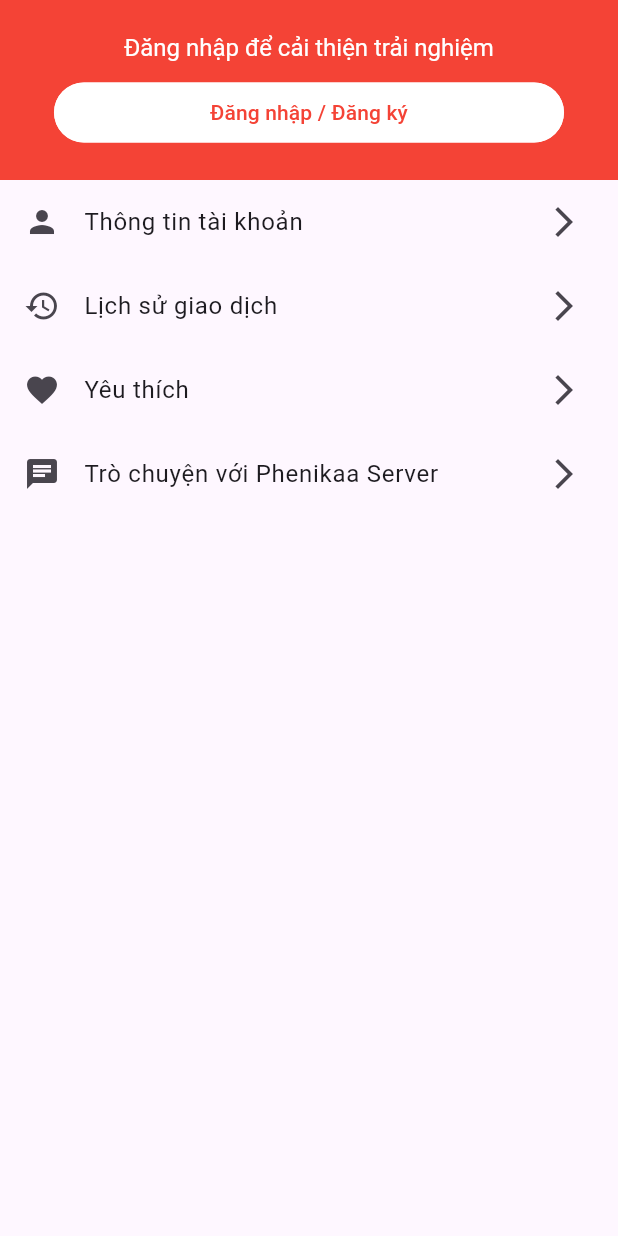
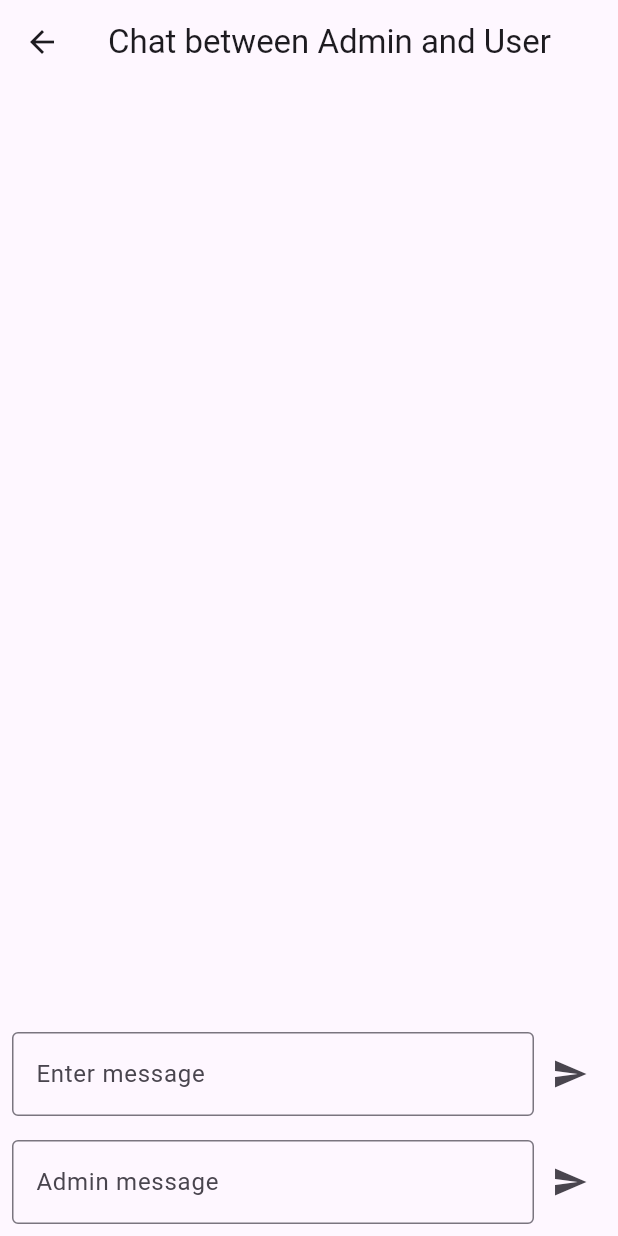
Before and after one commit to MaiAnh-sin/Goup12-lap-trinh-thiet-bi-di-dong, a Flutter app: the UserPage screen opened directly, after a tap on "Trò chuyện với Phenikaa Server", on a phone screen of 412 x 824 dp. Run offline on Flutter 3.47's test engine with Material 3 defaults, Android fonts, the phone set to English and light mode, and no system bars; our stand-ins replace dash_chat_2, flutter_gemini, geolocator, google_maps_flutter, permission_handler.

Commit message:
Mai Anh commit box chat

```diff
--- /dev/null
+++ b/lib/boxchat.dart
@@ -0,0 +1,106 @@
+import 'package:flutter/material.dart';
+
+class Boxchat extends StatefulWidget {
+  @override
+  _BoxchatState createState() => _BoxchatState();
+}
+
+class _BoxchatState extends State<Boxchat> {
+  final List<Map<String, String>> messages = [];
+  final TextEditingController _controller = TextEditingController();
+
+  void _sendMessage(String text, bool isAdmin) {
+    setState(() {
+      messages.add({
+        'message': text,
+        'sender': isAdmin ? 'Admin' : 'User',
+      });
+    });
+    _controller.clear();
+  }
+
+  @override
+  Widget build(BuildContext context) {
+    return Scaffold(
+      appBar: AppBar(
+        title: Text('Chat between Admin and User'),
+      ),
+      body: Column(
+        children: <Widget>[
+          Expanded(
+            child: ListView.builder(
+              itemCount: messages.length,
+              itemBuilder: (ctx, index) {
+                final message = messages[index];
+                final isAdmin = message['sender'] == 'Admin';
+                return Align(
+                  alignment: isAdmin ? Alignment.centerRight : Alignment.centerLeft,
+                  child: Container(
+                    margin: EdgeInsets.symmetric(vertical: 5, horizontal: 10),
+                    padding: EdgeInsets.all(10),
+                    decoration: BoxDecoration(
+                      color: isAdmin ? Colors.blue[100] : Colors.green[100],
+                      borderRadius: BorderRadius.circular(10),
+                    ),
+                    child: Text(
+                      '${message['sender']}: ${message['message']}',
+                      style: TextStyle(fontSize: 16),
+                    ),
+                  ),
+                );
+              },
+            ),
+          ),
+          Padding(
+            padding: const EdgeInsets.all(8.0),
+            child: Row(
+              children: <Widget>[
+                Expanded(
+                  child: TextField(
+                    controller: _controller,
+                    decoration: InputDecoration(
+                      labelText: 'Enter message',
+                      border: OutlineInputBorder(),
+                    ),
+                  ),
+                ),
+                IconButton(
+                  icon: Icon(Icons.send),
+                  onPressed: () {
+                    if (_controller.text.trim().isNotEmpty) {
+                      _sendMessage(_controller.text, false); // Gửi tin nhắn từ User
+                    }
+                  },
+                ),
+              ],
+            ),
+          ),
+          Padding(
+            padding: const EdgeInsets.all(8.0),
+            child: Row(
+              children: <Widget>[
+                Expanded(
+                  child: TextField(
+                    controller: _controller,
+                    decoration: InputDecoration(
+                      labelText: 'Admin message',
+                      border: OutlineInputBorder(),
+                    ),
+                  ),
+                ),
+                IconButton(
+                  icon: Icon(Icons.send),
+                  onPressed: () {
+                    if (_controller.text.trim().isNotEmpty) {
+                      _sendMessage(_controller.text, true); // Gửi tin nhắn từ Admin
+                    }
+                  },
+                ),
+              ],
+            ),
+          ),
+        ],
+      ),
+    );
+  }
+}
--- a/lib/user_page.dart
+++ b/lib/user_page.dart
@@ -1,4 +1,5 @@
 import 'package:flutter/material.dart';
+import 'package:mobile_app/boxchat.dart';
 
 class UserPage extends StatefulWidget {
   const UserPage({super.key});
@@ -29,7 +30,8 @@ class _UserPageState extends State<UserPage> {
               child: OutlinedButton(
                 onPressed: () {},
                 style: OutlinedButton.styleFrom(
-            foregroundColor: Colors.red, side: BorderSide(color: Colors.white),
+                  foregroundColor: Colors.red,
+                  side: BorderSide(color: Colors.white),
                   backgroundColor: Colors.white,
                 ),
                 child: Text('Đăng nhập / Đăng ký'),
@@ -38,8 +40,6 @@ class _UserPageState extends State<UserPage> {
           ],
         ),
       ),
-
-
       body: Column(
         children: [
           Expanded(
@@ -49,32 +49,29 @@ class _UserPageState extends State<UserPage> {
                   leading: Icon(Icons.person),
                   title: Text('Thông tin tài khoản'),
                   trailing: Icon(Icons.arrow_forward_ios),
-                  onTap: () {
-
-                  },
+                  onTap: () {},
                 ),
                 ListTile(
                   leading: Icon(Icons.history),
                   title: Text('Lịch sử giao dịch'),
                   trailing: Icon(Icons.arrow_forward_ios),
-                  onTap: () {
-
-                  },
+                  onTap: () {},
                 ),
                 ListTile(
                   leading: Icon(Icons.favorite),
                   title: Text('Yêu thích'),
                   trailing: Icon(Icons.arrow_forward_ios),
-                  onTap: () {
-
-                  },
+                  onTap: () {},
                 ),
                 ListTile(
                   leading: Icon(Icons.chat),
                   title: Text('Trò chuyện với Phenikaa Server'),
                   trailing: Icon(Icons.arrow_forward_ios),
                   onTap: () {
-
+                    Navigator.push(
+                      context,
+                      MaterialPageRoute(builder: (context) => Boxchat()),
+                    );
                   },
                 ),
               ],
--- a/pubspec.yaml
+++ b/pubspec.yaml
@@ -45,6 +45,8 @@ dependencies:
   flutter_gemini: ^2.0.5
   image_picker: ^1.1.2
   dash_chat_2: ^0.0.21
+  provider: ^6.1.2
+  web_socket_channel: ^3.0.1
 
 dev_dependencies:
   flutter_test:
```
Also changed, not shown: pubspec.lock. Lines whose indentation alone changed are shown as unchanged.
